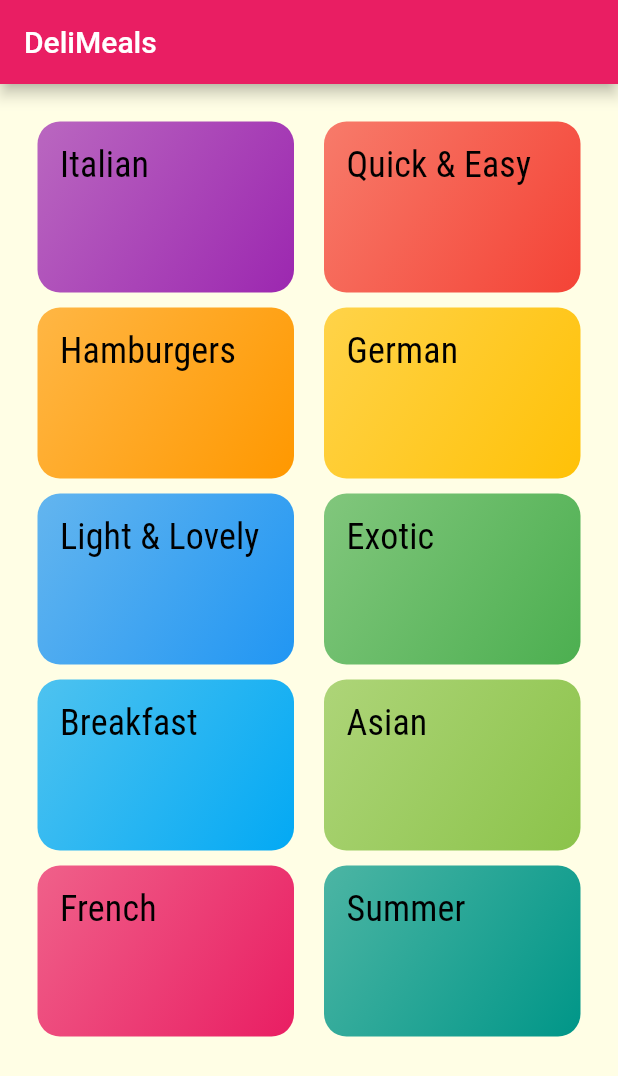
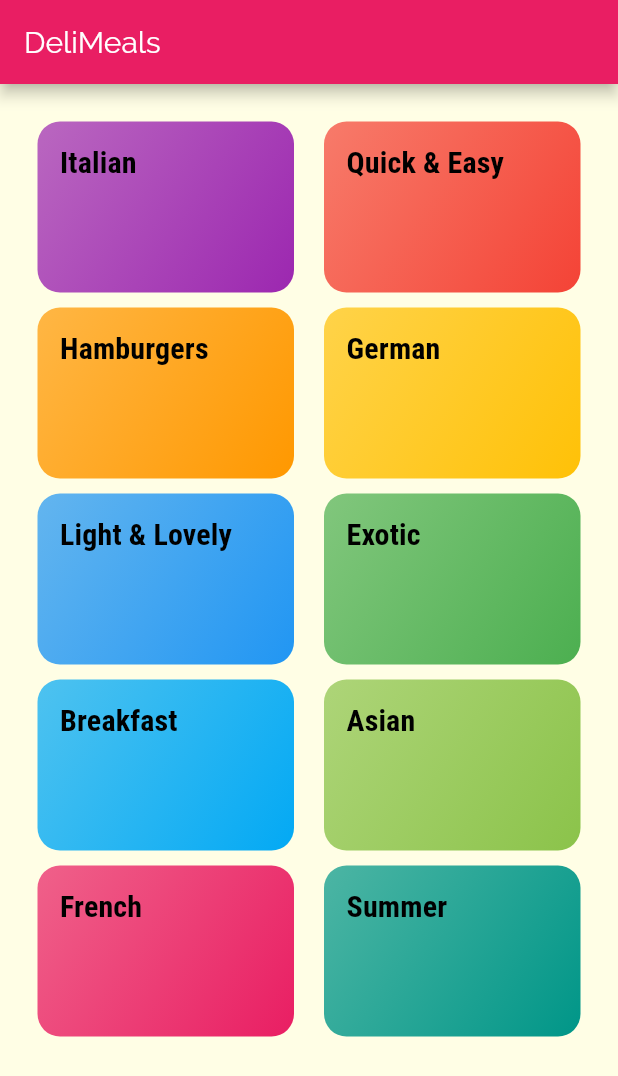
Before and after one commit to iliyasifa/meals_app, a Flutter app: the screen it shows after launch, on a phone screen of 412 x 824 dp. Shown: the top 1076 px of the screen. Run offline on Flutter 3.47's test engine with Material 2 defaults, Android fonts, the phone set to English and light mode, and no system bars.

Commit message:
commit on 'master'

```diff
--- a/lib/catagories_screen.dart
+++ b/lib/catagories_screen.dart
@@ -9,7 +9,10 @@ class CatagoriesScreen extends StatelessWidget {
   Widget build(BuildContext context) {
     return Scaffold(
       appBar: AppBar(
-        title: const Text('DeliMeals'),
+        title: Text(
+          'DeliMeals',
+          style: Theme.of(context).textTheme.titleMedium,
+        ),
       ),
       body: GridView(
         padding: const EdgeInsets.all(25),
--- a/lib/category_item.dart
+++ b/lib/category_item.dart
@@ -1,17 +1,31 @@
 import 'package:flutter/material.dart';
+import 'package:meals_app/category_meals_screen.dart';
 
 class CategoryItem extends StatelessWidget {
   final String title;
   final Color color;
+
   const CategoryItem({
     Key? key,
     required this.title,
     required this.color,
   }) : super(key: key);
 
+  void selectCatagory(BuildContext ctx) {
+    Navigator.of(ctx).push(
+      MaterialPageRoute(
+        builder: (_) => const CategoryMealsScreen(),
+      ),
+    );
+  }
+
   @override
   Widget build(BuildContext context) {
-    return Container(
+    return InkWell(
+      onTap: () => selectCatagory(context),
+      splashColor: Theme.of(context).primaryColor,
+      borderRadius: BorderRadius.circular(15),
+      child: Container(
         padding: const EdgeInsets.all(15),
         child: Text(
           title,
@@ -28,6 +42,7 @@ class CategoryItem extends StatelessWidget {
           ),
           borderRadius: BorderRadius.circular(15),
         ),
+      ),
     );
   }
 }
--- a/lib/main.dart
+++ b/lib/main.dart
@@ -28,8 +28,14 @@ class MyApp extends StatelessWidget {
                 color: Color.fromRGBO(20, 51, 51, 1),
               ),
               titleSmall: const TextStyle(
-                fontSize: 24,
+                fontSize: 20,
                 fontFamily: 'RobotoCondensed',
+                fontWeight: FontWeight.bold,
+              ),
+              titleMedium: const TextStyle(
+                fontSize: 20,
+                fontFamily: 'Raleway',
+                color: Colors.white,
               ),
             ),
       ),
```
Also changed, not shown: lib/category_meals_screen.dart (added, +20 -0 lines). Lines whose indentation alone changed are shown as unchanged.
